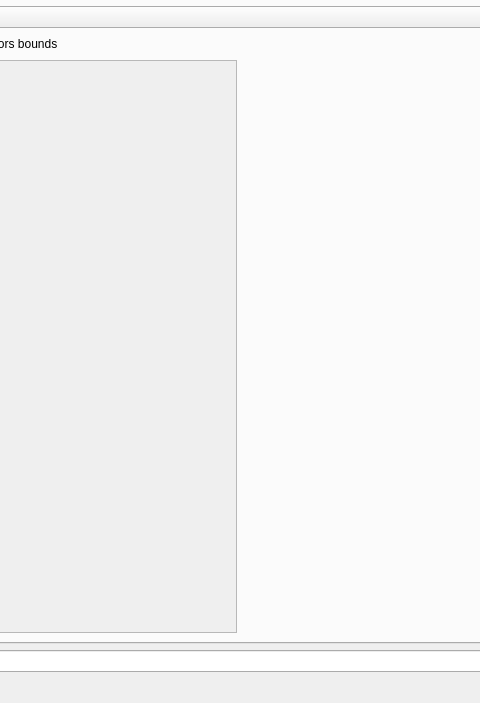
First picture: the form in pc/core/mainwindow.ui, repository plule/pfe-costumes, before the edit; both pictures show x 327 to 807 and y 86 to 789 of the 891 by 789 pixel window.
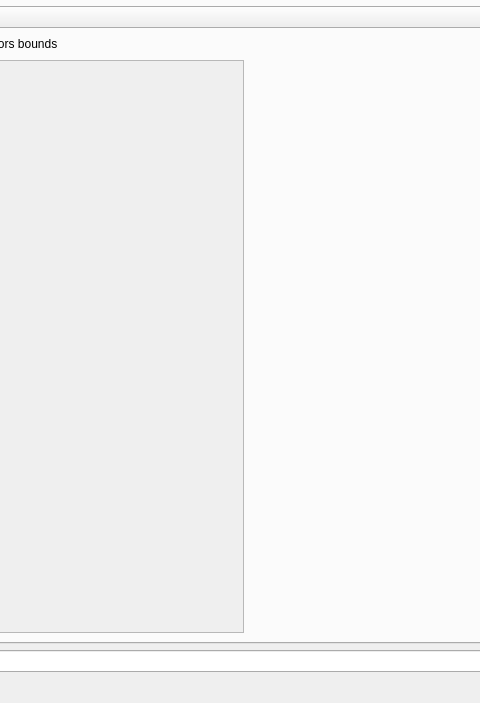
Second picture: the form after the edit. Icons and pictures are not drawn. Custom widgets are drawn as their Qt base class.

Commit message: Better widget size policy

Diff of the .ui file:
```diff
--- a/pc/core/mainwindow.ui
+++ b/pc/core/mainwindow.ui
@@ -54,8 +54,17 @@
         </item>
         <item>
          <layout class="QHBoxLayout" name="adjustmentLayout">
+          <property name="spacing">
+           <number>0</number>
+          </property>
           <item>
            <widget class="QScrollArea" name="scrollArea">
+            <property name="sizePolicy">
+             <sizepolicy hsizetype="Expanding" vsizetype="Expanding">
+              <horstretch>0</horstretch>
+              <verstretch>0</verstretch>
+             </sizepolicy>
+            </property>
             <property name="widgetResizable">
              <bool>true</bool>
             </property>
@@ -64,7 +73,7 @@
               <rect>
                <x>0</x>
                <y>0</y>
-               <width>310</width>
+               <width>328</width>
                <height>555</height>
               </rect>
              </property>
@@ -75,12 +84,23 @@
           <item>
            <widget class="QDressFormVisu" name="dress" native="true">
             <property name="sizePolicy">
-             <sizepolicy hsizetype="Expanding" vsizetype="Expanding">
+             <sizepolicy hsizetype="Fixed" vsizetype="MinimumExpanding">
               <horstretch>0</horstretch>
               <verstretch>0</verstretch>
              </sizepolicy>
             </property>
-            <zorder>scrollArea</zorder>
+            <property name="minimumSize">
+             <size>
+              <width>300</width>
+              <height>0</height>
+             </size>
+            </property>
+            <property name="sizeIncrement">
+             <size>
+              <width>0</width>
+              <height>0</height>
+             </size>
+            </property>
            </widget>
           </item>
          </layout>
```
The commit also changes 2 other files.
